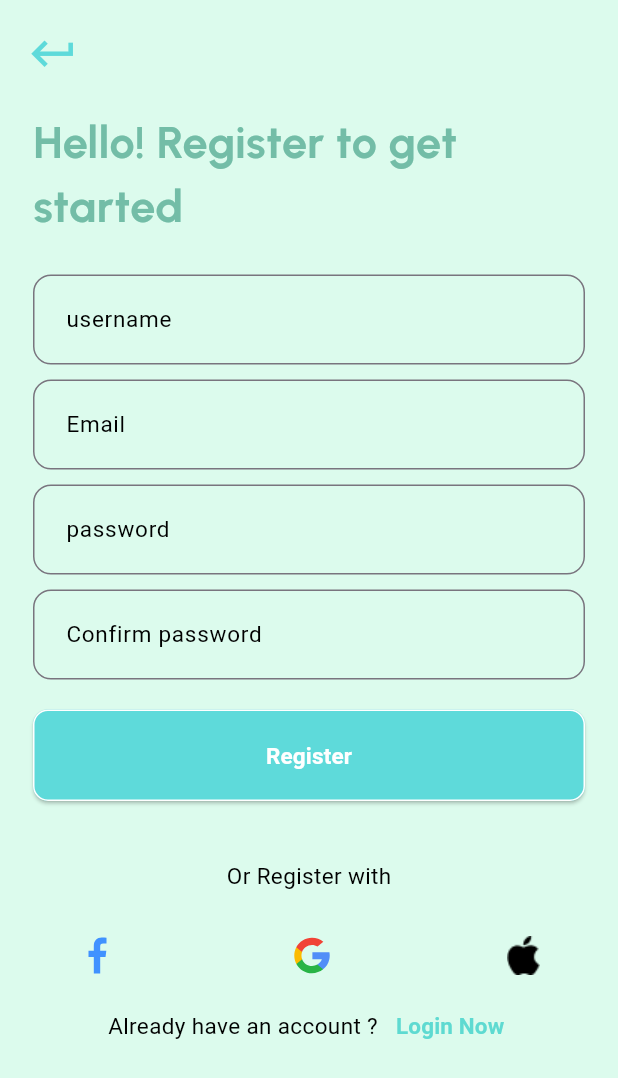
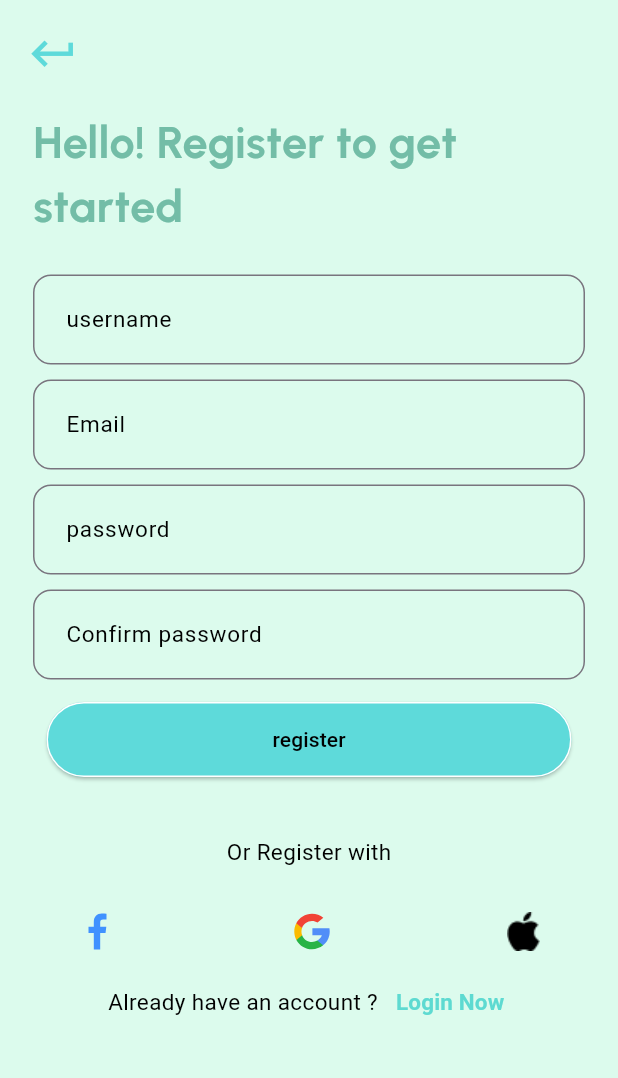
Before and after one commit to Kah42255/abcd, a Flutter app: the SignUp screen opened directly, on a phone screen of 412 x 824 dp. Shown: the top 1078 px of the screen. Run offline on Flutter 3.47's test engine with Material 3 defaults, Android fonts, the phone set to English and light mode, and no system bars; our stand-ins replace cloud_firestore, firebase_auth, firebase_core, flutter_svg, go_router, google_nav_bar and 3 more; accounts and stored records are empty; Roboto replaces fonts that are missing (Urbanist-Bold, Urbanist-Medium, Urbanist-SemiBold).

Commit message:
Your commit message

```diff
--- a/lib/main.dart
+++ b/lib/main.dart
@@ -15,7 +15,7 @@ class MyApp extends StatelessWidget {
   @override
   Widget build(BuildContext context) {
     return MaterialApp(
-      home: onbordingScreen(),
+      home: const onbordingScreen(),
       theme: ThemeData(
         brightness: Brightness.light,
         useMaterial3: true,
--- a/lib/screens/signup_page.dart
+++ b/lib/screens/signup_page.dart
@@ -1,3 +1,5 @@
+
+import 'package:cloud_firestore/cloud_firestore.dart';
 import 'package:flutter/material.dart';
 import 'package:flutter_svg/svg.dart';
 import 'package:firebase_auth/firebase_auth.dart'; // Import FirebaseAuth
@@ -15,10 +17,11 @@ class SignUp extends StatefulWidget {
 }
 
 class _SignUpState extends State<SignUp> {
-  TextEditingController usernameController = TextEditingController();
-  TextEditingController emailController = TextEditingController();
-  TextEditingController passwordController = TextEditingController();
-  TextEditingController confirmPasswordController = TextEditingController();
+  final TextEditingController usernameController = TextEditingController();
+  final TextEditingController emailController = TextEditingController();
+  final TextEditingController passwordController = TextEditingController();
+  final TextEditingController confirmPasswordController =
+      TextEditingController();
 
   Future<void> signup() async {
     try {
@@ -60,7 +63,7 @@ class _SignUpState extends State<SignUp> {
         );
       } else {
         ScaffoldMessenger.of(context).showSnackBar(
-        const SnackBar(
+          SnackBar(
             content: Text('User registration failed'),
             backgroundColor: Colors.red,
           ),
@@ -84,8 +87,6 @@ class _SignUpState extends State<SignUp> {
       );
     }
   }
-
-
 
   @override
   Widget build(BuildContext context) {
@@ -181,16 +182,52 @@ class _SignUpState extends State<SignUp> {
                             obsecuretext: true,
                           ),
                         ),
-                        const SizedBox(
-                          height: 20,
+                        Padding(
+                          padding: const EdgeInsets.only(top: 15),
+                          child: SizedBox(
+                            height: 50,
+                            width: 350,
+                            child: ElevatedButton(
+                              onPressed: () async {
+                                try {
+                                  CollectionReference collRef =
+                                      FirebaseFirestore.instance
+                                          .collection('users');
+                                  collRef.add({
+                                    'username':
+                                        usernameController.text.toString(),
+                                    'email': emailController.text.toString(),
+                                  });
+
+                                  // Continue with user registration
+                                  await signup();
+                                } catch (e) {
+                                  // Handle errors
+                                  print('Error: $e');
+                                  ScaffoldMessenger.of(context).showSnackBar(
+                                    SnackBar(
+                                      content: Text('Error: $e'),
+                                      backgroundColor: Colors.red,
                                     ),
-                        FadeInAnimation(
-                          delay: 2.7,
-                          child: CustomElevatedButton(
-                            message: "Register",
-                            function: signup,
-                            color: const Color.fromARGB(255, 94, 218, 218),
-                            sideColor: Colors.white,
+                                  );
+                                }
+                              },
+                              style: ButtonStyle(
+                                backgroundColor:
+                                    MaterialStateProperty.all<Color>(
+                                  const Color.fromARGB(255, 94, 218, 218),
+                                ),
+                                side: MaterialStateProperty.all<BorderSide>(
+                                  BorderSide(
+                                      color: Colors
+                                          .white), // Add your desired side color here
+                                ),
+                              ),
+                              child: const Text(
+                                'register',
+                                style: TextStyle(color: Colors.black),
+                              ),
+                            ),
                           ),
                         ),
                       ],
@@ -255,7 +292,8 @@ class _SignUpState extends State<SignUp> {
                                     Navigator.push(
                                       context,
                                       MaterialPageRoute(
-                                          builder: (context) => const LoginPage()),
+                                          builder: (context) =>
+                                              const LoginPage()),
                                     );
                                   },
                                   child: Text(
--- a/pubspec.yaml
+++ b/pubspec.yaml
@@ -44,6 +44,8 @@ dependencies:
   firebase_core: ^2.25.4
   quickalert: ^1.0.2
   firebase_auth: ^4.17.4
+  cloud_firestore: ^4.15.5
+
 
 dev_dependencies:
   flutter_test:
```
Also changed, not shown: pubspec.lock, 3 other files. Lines whose indentation alone changed are shown as unchanged.
